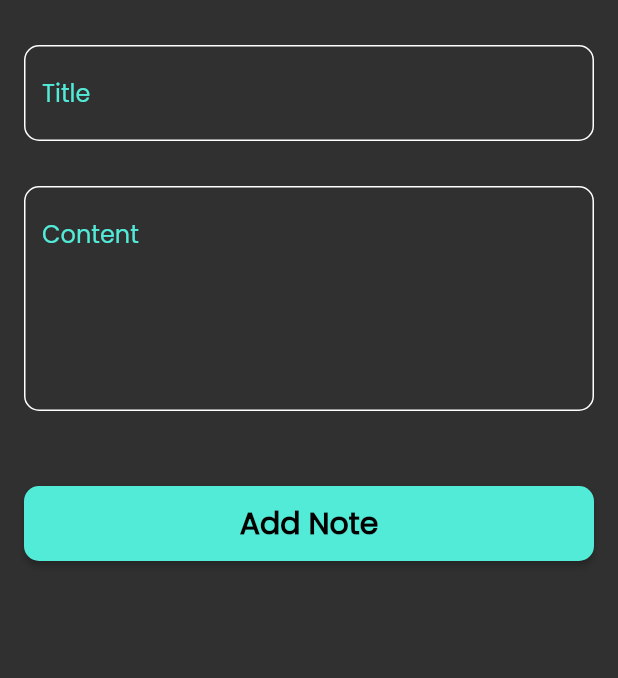
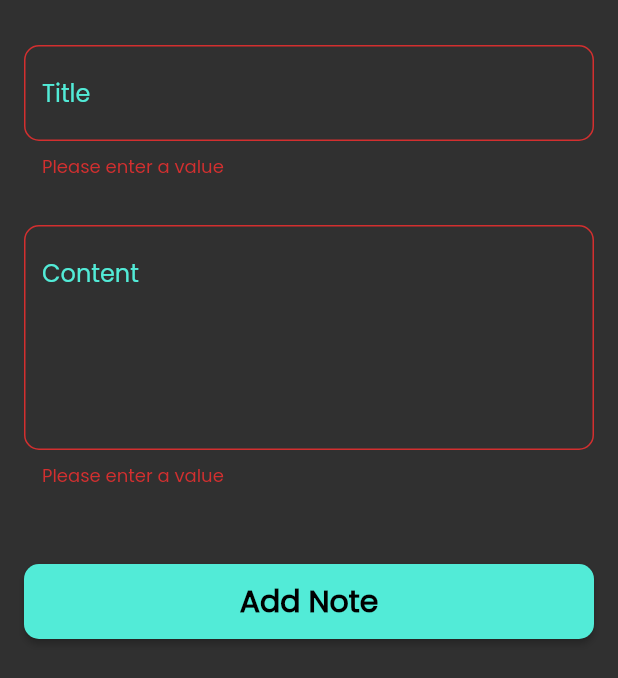
Before and after one commit to A7mednage71/Notes_App, a Flutter app: the BottomSheetwidget widget shown alone on an empty page, opened directly, after a tap on "Add Note", on a phone screen of 412 x 824 dp. Shown: the top 678 px of the screen. Run offline on Flutter 3.47's test engine with Material 2 defaults, Android fonts, the phone set to English and light mode, and no system bars; our stand-ins replace hive, hive_flutter; accounts and stored records are empty.

Commit message:
finish sheet validation

```diff
--- a/lib/widgets/Custom_BottomSheet.dart
+++ b/lib/widgets/Custom_BottomSheet.dart
@@ -2,42 +2,73 @@ import 'package:flutter/material.dart';
 import 'package:notes_app/widgets/Custom_Material_Buttom.dart';
 import 'package:notes_app/widgets/Custom_TextField.dart';
 
-class BottomSheetwidget extends StatelessWidget {
+class BottomSheetwidget extends StatefulWidget {
   const BottomSheetwidget({
     super.key,
   });
 
   @override
+  State<BottomSheetwidget> createState() => _BottomSheetwidgetState();
+}
+
+class _BottomSheetwidgetState extends State<BottomSheetwidget> {
+  final GlobalKey<FormState> formkey = GlobalKey();
+
+  AutovalidateMode autovalidateMode = AutovalidateMode.disabled;
+
+  String? title;
+  String? subtitle;
+
+  @override
   Widget build(BuildContext context) {
-    return const Padding(
-      padding: EdgeInsets.symmetric(horizontal: 16),
+    return Padding(
+      padding: const EdgeInsets.symmetric(horizontal: 16),
       child: SingleChildScrollView(
+        child: Form(
+          key: formkey,
+          autovalidateMode: autovalidateMode,
           child: Column(
             children: [
-            SizedBox(
+              const SizedBox(
                 height: 30,
               ),
               Custom_Textfield(
+                onSaved: (data) {
+                  title = data;
+                },
                 text: 'Title',
                 lines: 1,
               ),
-            SizedBox(
+              const SizedBox(
                 height: 30,
               ),
               Custom_Textfield(
+                onSaved: (data) {
+                  subtitle = data;
+                },
                 text: 'Content',
                 lines: 5,
               ),
-            SizedBox(
+              const SizedBox(
                 height: 50,
               ),
-            Csutom_Material_Buttom(),
-            SizedBox(
+              Csutom_Material_Buttom(
+                onpress: () {
+                  if (formkey.currentState!.validate()) {
+                    formkey.currentState!.save();
+                  } else {
+                    autovalidateMode = AutovalidateMode.always;
+                    setState(() {});
+                  }
+                },
+              ),
+              const SizedBox(
                 height: 30,
               ),
             ],
           ),
         ),
+      ),
     );
   }
 }
--- a/lib/widgets/Custom_Material_Buttom.dart
+++ b/lib/widgets/Custom_Material_Buttom.dart
@@ -2,8 +2,10 @@ import 'package:flutter/material.dart';
 
 class Csutom_Material_Buttom extends StatelessWidget {
   const Csutom_Material_Buttom({
-    super.key,
+    super.key, required this.onpress,
   });
+
+  final VoidCallback onpress;
 
   @override
   Widget build(BuildContext context) {
@@ -12,7 +14,7 @@ class Csutom_Material_Buttom extends StatelessWidget {
       minWidth: double.infinity,
       color: const Color(0xff52EBD7),
       shape: RoundedRectangleBorder(borderRadius: BorderRadius.circular(10)),
-      onPressed: () {},
+      onPressed: onpress,
       child: const Text(
         'Add Note',
         style: TextStyle(
--- a/lib/widgets/Custom_TextField.dart
+++ b/lib/widgets/Custom_TextField.dart
@@ -6,17 +6,27 @@ class Custom_Textfield extends StatelessWidget {
     super.key,
     required this.text,
     required this.lines,
+    this.onSaved,
   });
 
   final String text;
   final int lines;
+  final void Function(String?)? onSaved;
 
   @override
   Widget build(BuildContext context) {
-    return TextField(
+    return TextFormField(
+      onSaved: onSaved,
+      validator: (value) {
+        if (value?.isEmpty ?? true) {
+          return 'Please enter a value';
+        }
+        return null;
+      },
       maxLines: lines,
       cursorColor: const Color(0xff52EBD7),
       decoration: InputDecoration(
+        border: OutlineBorder(),
         focusedBorder: OutlineBorder(const Color(0xff52EBD7)),
         enabledBorder: OutlineBorder(),
         hintText: text,
--- a/pubspec.yaml
+++ b/pubspec.yaml
@@ -35,8 +35,12 @@ dependencies:
   # The following adds the Cupertino Icons font to your application.
   # Use with the CupertinoIcons class for iOS style icons.
   cupertino_icons: ^1.0.2
+  hive: ^2.2.3
+  hive_flutter: ^1.1.0
 
 dev_dependencies:
+  hive_generator: ^2.0.1
+  build_runner: ^2.4.6
   flutter_test:
     sdk: flutter
 
```
Also changed, not shown: lib/main.dart (+6 -2 lines), lib/models/Note_Model.dart (added, +21 -0 lines), lib/models/Note_Model.g.dart (added), pubspec.lock, 1 other file. Lines whose indentation alone changed are shown as unchanged.
